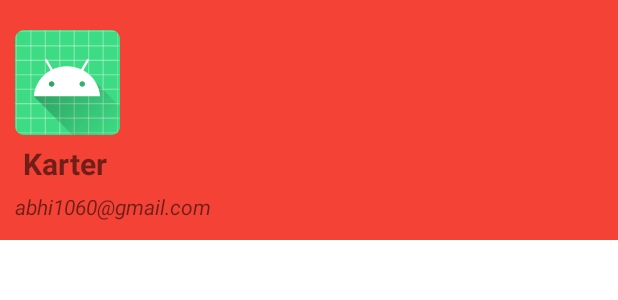
After one commit to abhi10601060/Karter, an Android app: the layout navigation_header_layout.xml on its own in the app's theme, with its tools: preview values and no code run, on a phone screen of 412 x 824 dp. The commit adds this screen. Shown: the top 300 px of the screen. Run offline under Robolectric (Android 15) with nearby library versions, the phone set to English and light mode, and no system bars; Roboto replaces fonts that are not available here.

Commit message:
Header layout for navigation drawer added

```diff
--- a/app/src/main/res/layout/activity_all_products.xml
+++ b/app/src/main/res/layout/activity_all_products.xml
@@ -1,10 +1,12 @@
 <?xml version="1.0" encoding="utf-8"?>
-<androidx.constraintlayout.widget.ConstraintLayout
+<androidx.drawerlayout.widget.DrawerLayout
     xmlns:android="http://schemas.android.com/apk/res/android"
     xmlns:tools="http://schemas.android.com/tools"
     xmlns:app="http://schemas.android.com/apk/res-auto"
     android:layout_width="match_parent"
     android:layout_height="match_parent"
-    tools:context=".AllProducts">
+    tools:context=".AllProducts"
+    android:id="@+id/drawer">
 
-  </androidx.constraintlayout.widget.ConstraintLayout>
+
+  </androidx.drawerlayout.widget.DrawerLayout>
--- /dev/null
+++ b/app/src/main/res/layout/navigation_header_layout.xml
@@ -0,0 +1,32 @@
+<?xml version="1.0" encoding="utf-8"?>
+<LinearLayout xmlns:android="http://schemas.android.com/apk/res/android"
+    android:layout_width="match_parent"
+    android:layout_height="160dp"
+    android:orientation="vertical"
+    android:background="@color/theme"
+    android:padding="10dp"
+    >
+    <ImageView
+        android:layout_width="70dp"
+        android:layout_height="70dp"
+        android:background="@mipmap/ic_launcher"
+        android:layout_marginTop="10dp"/>
+
+    <TextView
+        android:layout_width="wrap_content"
+        android:layout_height="wrap_content"
+        android:text="Karter"
+        android:textSize="20dp"
+        android:textStyle="bold"
+        android:layout_marginLeft="5dp"
+        android:layout_marginTop="5dp"/>
+
+    <TextView
+        android:layout_width="wrap_content"
+        android:layout_height="wrap_content"
+        android:text="abhi1060@gmail.com"
+        android:textStyle="italic"
+        android:layout_marginTop="5dp"/>
+
+
+</LinearLayout>
```
